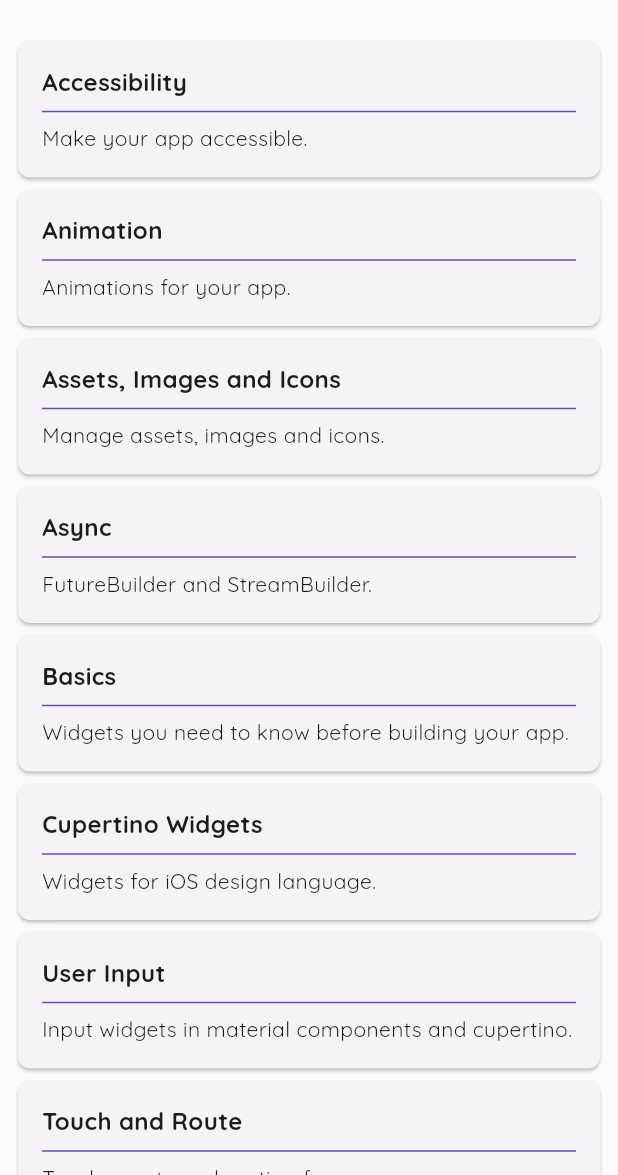
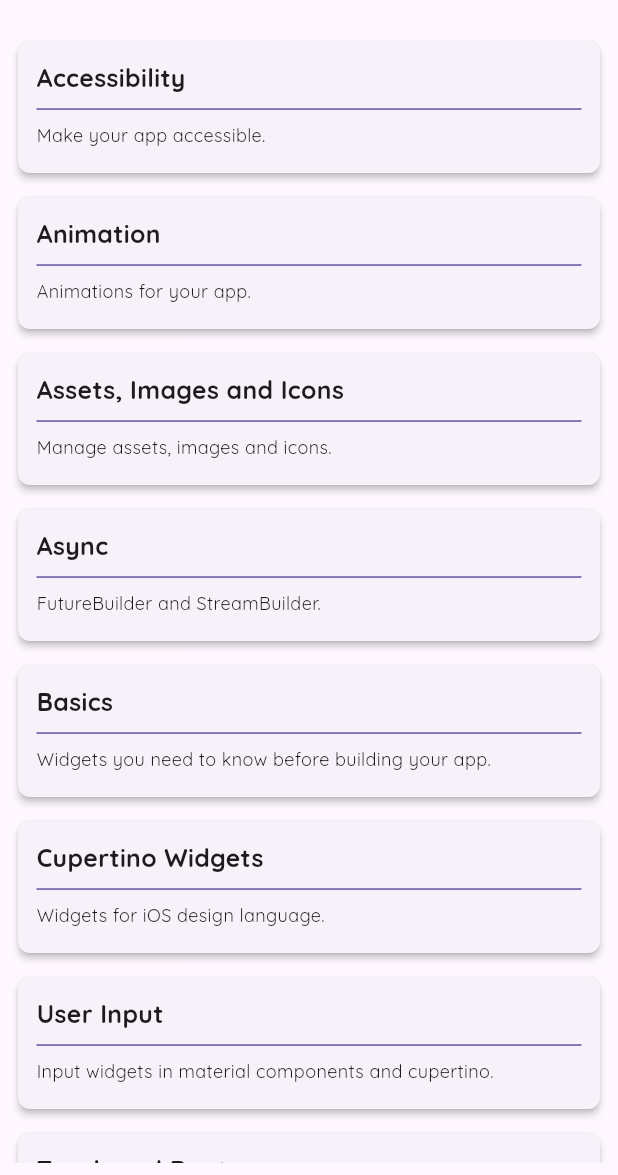
Before and after one commit to dizayn3r/flutter_catalog, a Flutter app: the WidgetHomePage screen opened by its route, on a phone screen of 412 x 824 dp, the part 61-1236 px from its top. Run offline on Flutter 3.47's test engine with Material 3 defaults, Android fonts, the phone set to English and light mode, and no system bars; drawn by our look-alikes of flutter_progress_hud; our stand-ins replace flip_card, flutter_easyloading, flutter_spinkit, fluttertoast, google_fonts, page_transition.

Commit message:
Updated Files

```diff
--- a/lib/pages/widgets/widget_homepage.dart
+++ b/lib/pages/widgets/widget_homepage.dart
@@ -1,7 +1,10 @@
+import 'dart:math' as math;
+
 import 'package:flutter/material.dart';
-import 'package:flutter_catalog/routes/Routes%20Name/widget_route_name.dart';
 import 'package:flutter_catalog/widgets/customDrawer.dart';
 import 'package:google_fonts/google_fonts.dart';
+
+import '../../routes/routes_name/widget_route_name.dart';
 
 class WidgetHomePage extends StatefulWidget {
   const WidgetHomePage({Key? key}) : super(key: key);
@@ -11,9 +14,7 @@ class WidgetHomePage extends StatefulWidget {
 }
 
 class _WidgetHomePageState extends State<WidgetHomePage> {
-  @override
-  Widget build(BuildContext context) {
-    List<String> title = [
+  final List<String> title = [
     'Accessibility',
     'Animation',
     'Assets, Images and Icons',
@@ -30,7 +31,7 @@ class _WidgetHomePageState extends State<WidgetHomePage> {
     'Text',
   ];
 
-    List<String> subtitle = [
+  final List<String> subtitle = [
     'Make your app accessible.',
     'Animations for your app.',
     'Manage assets, images and icons.',
@@ -47,7 +48,7 @@ class _WidgetHomePageState extends State<WidgetHomePage> {
     'Display and style text.'
   ];
 
-    List<String> goto = [
+  final List<String> goto = [
     WidgetName.accessibility,
     WidgetName.animationMotion,
     WidgetName.assetsImagesIcons,
@@ -64,38 +65,73 @@ class _WidgetHomePageState extends State<WidgetHomePage> {
     WidgetName.text,
   ];
 
+  @override
+  Widget build(BuildContext context) {
     return Scaffold(
       appBar: AppBar(
         title: const Text('Widgets'),
       ),
       drawer: const CustomDrawer(),
-      body: ListView.builder(
-        padding: const EdgeInsets.all(8.0),
-        itemCount: title.length,
-        itemBuilder: (BuildContext context, int index) {
-          return GestureDetector(
-            onTap: () => Navigator.pushNamed(context, goto[index]),
-            child: Card(
+      body: LayoutBuilder(
+        builder: (context, constraints) {
+          // Available width to layout into
+          final double maxWidth = constraints.maxWidth;
+
+          // Define breakpoints (you can tweak these)
+          const double mobileBreakpoint = 600;
+          const double tabletBreakpoint = 1000;
+
+          // Determine columns with LayoutBuilder
+          int columns;
+          if (maxWidth < mobileBreakpoint) {
+            columns = 1; // phone - list
+          } else if (maxWidth < tabletBreakpoint) {
+            columns = 2; // small tablet
+          } else {
+            // desktop: calculate how many columns fit with a target card width
+            final int fit = (maxWidth / 360).floor();
+            columns = math.max(2, math.min(5, fit)); // clamp between 2 and 5
+          }
+
+          // Scale sizes based on available width
+          // Use a base value clamped for sane extremes
+          final double base = maxWidth.clamp(320.0, 1600.0);
+          final double titleFont = (base * 0.04).clamp(14.0, 22.0);
+          final double subtitleFont = (base * 0.028).clamp(12.0, 16.0);
+          final double cardPadding = (base * 0.03).clamp(12.0, 28.0);
+          final double gap = (base < mobileBreakpoint) ? 8.0 : 16.0;
+          final double horizontalMargin = (maxWidth < mobileBreakpoint)
+              ? 8.0
+              : math.min(48.0, maxWidth * 0.03);
+
+          Widget buildCard(int index) {
+            return Card(
               shape: RoundedRectangleBorder(
                   borderRadius: BorderRadius.circular(8.0)),
+              elevation: 2,
+              child: InkWell(
+                borderRadius: BorderRadius.circular(8.0),
+                onTap: () => Navigator.pushNamed(context, goto[index]),
                 child: Container(
-                padding: const EdgeInsets.all(16.0),
-                alignment: Alignment.center,
+                  padding: EdgeInsets.all(cardPadding),
+                  constraints: const BoxConstraints(minHeight: 88),
                   child: Column(
                     crossAxisAlignment: CrossAxisAlignment.start,
                     children: [
                       Text(
                         title[index],
                         style: GoogleFonts.quicksand(
-                        fontSize: 16.0,
+                          fontSize: titleFont,
                           fontWeight: FontWeight.bold,
                         ),
                       ),
-                    Divider(color: Theme.of(context).primaryColor),
+                      const SizedBox(height: 6),
+                      Divider(color: Theme.of(context).primaryColor, height: 6),
+                      const SizedBox(height: 6),
                       Text(
                         subtitle[index],
                         style: GoogleFonts.quicksand(
-                        fontSize: 14.0,
+                          fontSize: subtitleFont,
                           fontWeight: FontWeight.normal,
                         ),
                       ),
@@ -104,6 +140,38 @@ class _WidgetHomePageState extends State<WidgetHomePage> {
                 ),
               ),
             );
+          }
+
+          // If single column — use ListView for natural mobile feel and touch targets.
+          if (columns == 1) {
+            return Padding(
+              padding: EdgeInsets.symmetric(
+                  horizontal: horizontalMargin, vertical: 8),
+              child: ListView.separated(
+                itemCount: title.length,
+                separatorBuilder: (_, __) => SizedBox(height: gap),
+                itemBuilder: (context, index) => buildCard(index),
+              ),
+            );
+          }
+
+          // Multi-column grid for tablets / desktop
+          return Padding(
+            padding: EdgeInsets.symmetric(
+                horizontal: horizontalMargin, vertical: 12),
+            child: GridView.builder(
+              itemCount: title.length,
+              gridDelegate: SliverGridDelegateWithFixedCrossAxisCount(
+                crossAxisCount: columns,
+                mainAxisSpacing: gap,
+                crossAxisSpacing: gap,
+                // adjust aspect ratio slightly based on column count and width
+                childAspectRatio:
+                    maxWidth < tabletBreakpoint ? 3.8 / 1 : 3.8 / 2,
+              ),
+              itemBuilder: (context, index) => buildCard(index),
+            ),
+          );
         },
       ),
     );
```
Also changed, not shown: lib/main.dart (+4 -4 lines), lib/pages/packages/fluttertoast_demo/fluttertoast_demo.dart (+52 -52 lines), lib/pages/packages/fluttertoast_demo/toast_context.dart (+180 -180 lines), lib/routes/routes.dart (+12 -9 lines), lib/routes/routes_name/widget_route_name.dart (renamed from lib/routes/Routes Name/widget_route_name.dart), pubspec.lock, vercel.json (added), 4 other files. Lines whose indentation alone changed are shown as unchanged.
